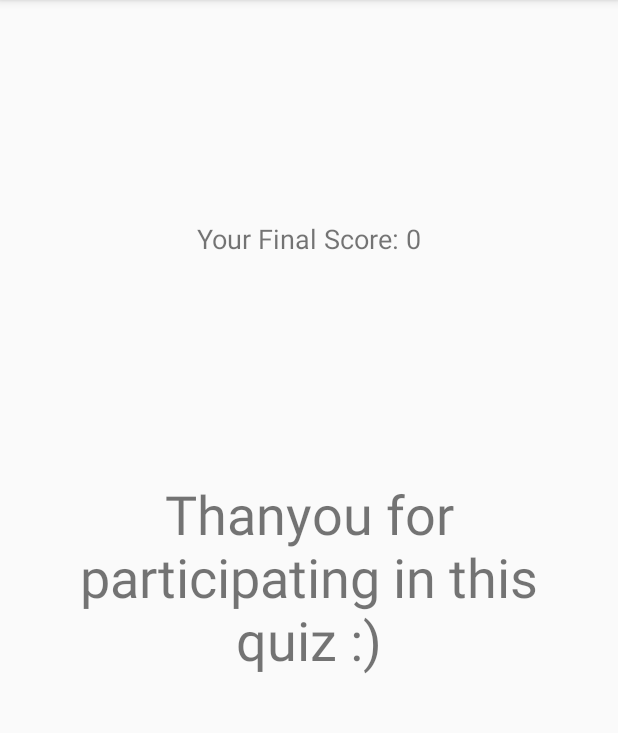
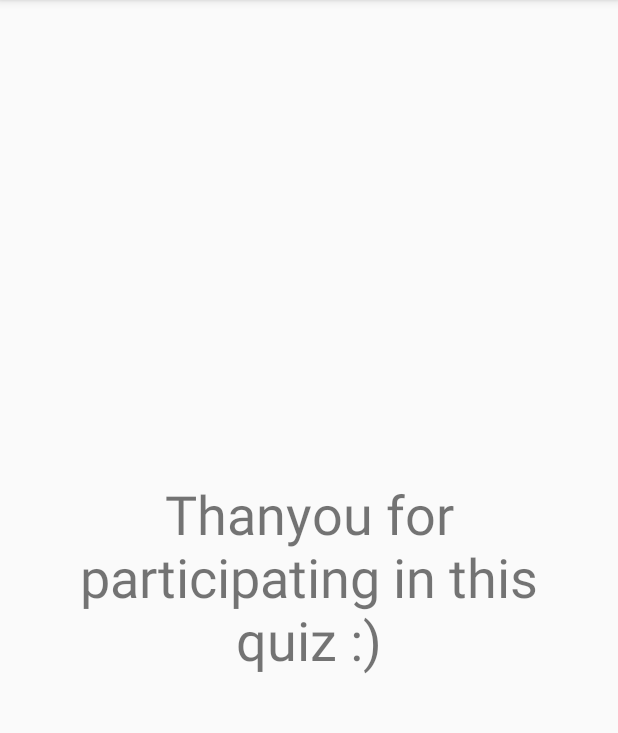
Before and after one commit to raghavtantry1989/RaghavTantry_Android_Project1, an Android app: the Question5 screen opened directly, with no data from a screen before it, after a tap on "NEXT", on a phone screen of 412 x 824 dp, the part 84-817 px from its top. Run offline under Robolectric (Android 15) with nearby library versions, the phone set to English and light mode, and no system bars; 1 statement that could not run was skipped.

Commit message:
Code Review Changes
Fixed all the code review changes mentioned

```diff
--- a/app/src/main/java/com/example/tantryr/myquizapp/Question5.java
+++ b/app/src/main/java/com/example/tantryr/myquizapp/Question5.java
@@ -11,7 +11,8 @@ import android.widget.Toast;
 public class Question5 extends AppCompatActivity {
 
     public static final String EXTRA_MESSAGE = "com.example.tantryr.myquizapp.MESSAGE";
-    int score = 0;
+    int score;
+    boolean is_score_given = false;
     int score_incrementer = 10;
 
 
@@ -53,8 +54,11 @@ public class Question5 extends AppCompatActivity {
     }
 
     private void incrementScore(){
-        score = score + score_incrementer;
-        setScore();
+        if(!is_score_given){
+            score = score + score_incrementer;
+            setScore();
+            is_score_given = true;
+        }
     }
 
     public void showNextQuestion(View view){
@@ -65,7 +69,7 @@ public class Question5 extends AppCompatActivity {
     }
 
     private void showToastMessages(int resource){
-        Toast message = Toast.makeText(this,resource,Toast.LENGTH_LONG);
+        Toast message = Toast.makeText(this,resource,Toast.LENGTH_SHORT);
         message.show();
     }
 }
--- a/app/src/main/java/com/example/tantryr/myquizapp/Thankyou.java
+++ b/app/src/main/java/com/example/tantryr/myquizapp/Thankyou.java
@@ -4,11 +4,12 @@ import android.content.Intent;
 import android.support.v7.app.AppCompatActivity;
 import android.os.Bundle;
 import android.widget.TextView;
+import android.widget.Toast;
 
 public class Thankyou extends AppCompatActivity {
 
     public static final String EXTRA_MESSAGE = "com.example.tantryr.myquizapp.MESSAGE";
-    int score = 0;
+    int score;
 
     @Override
     protected void onCreate(Bundle savedInstanceState) {
@@ -22,8 +23,12 @@ public class Thankyou extends AppCompatActivity {
     }
 
     private void setScore(){
-        TextView scoreId = (TextView) findViewById(R.id.scoreId);
         String scoreResourceText = getString(R.string.final_score);
-        scoreId.setText( scoreResourceText +" "+score);
+        showToastMessages(scoreResourceText +" "+score);
+    }
+
+    private void showToastMessages(String message){
+        Toast final_score = Toast.makeText(this,message,Toast.LENGTH_LONG);
+        final_score.show();
     }
 }
--- a/app/src/main/res/layout/activity_question3.xml
+++ b/app/src/main/res/layout/activity_question3.xml
@@ -64,7 +64,7 @@
                 android:layout_marginTop="32dp"
                 android:ems="10"
                 android:hint="@string/hint_text"
-                android:inputType="textPersonName"
+                android:inputType="text"
                 app:layout_constraintHorizontal_bias="0.0"
                 app:layout_constraintLeft_toLeftOf="parent"
                 app:layout_constraintRight_toRightOf="parent"
--- a/app/src/main/res/layout/activity_thankyou.xml
+++ b/app/src/main/res/layout/activity_thankyou.xml
@@ -24,18 +24,4 @@
         app:layout_constraintTop_toTopOf="parent"
         app:layout_constraintVertical_bias="0.5" />
 
-    <TextView
-        android:id="@+id/scoreId"
-        android:layout_width="wrap_content"
-        android:layout_height="wrap_content"
-        android:layout_marginBottom="16dp"
-        android:layout_marginLeft="16dp"
-        android:layout_marginRight="16dp"
-        android:layout_marginTop="16dp"
-        android:text="TextView"
-        android:textSize="18sp"
-        app:layout_constraintBottom_toTopOf="@+id/textView"
-        app:layout_constraintLeft_toLeftOf="parent"
-        app:layout_constraintRight_toRightOf="parent"
-        app:layout_constraintTop_toTopOf="parent" />
 </android.support.constraint.ConstraintLayout>
```
Also changed, not shown: app/src/main/java/com/example/tantryr/myquizapp/MainActivity.java (+7 -4 lines), app/src/main/java/com/example/tantryr/myquizapp/Question2.java (+9 -5 lines), app/src/main/java/com/example/tantryr/myquizapp/Question3.java (+11 -6 lines), app/src/main/java/com/example/tantryr/myquizapp/Question4.java (+8 -4 lines), app/src/main/res/layout/activity_main2.xml (deleted, +0 -9 lines).
